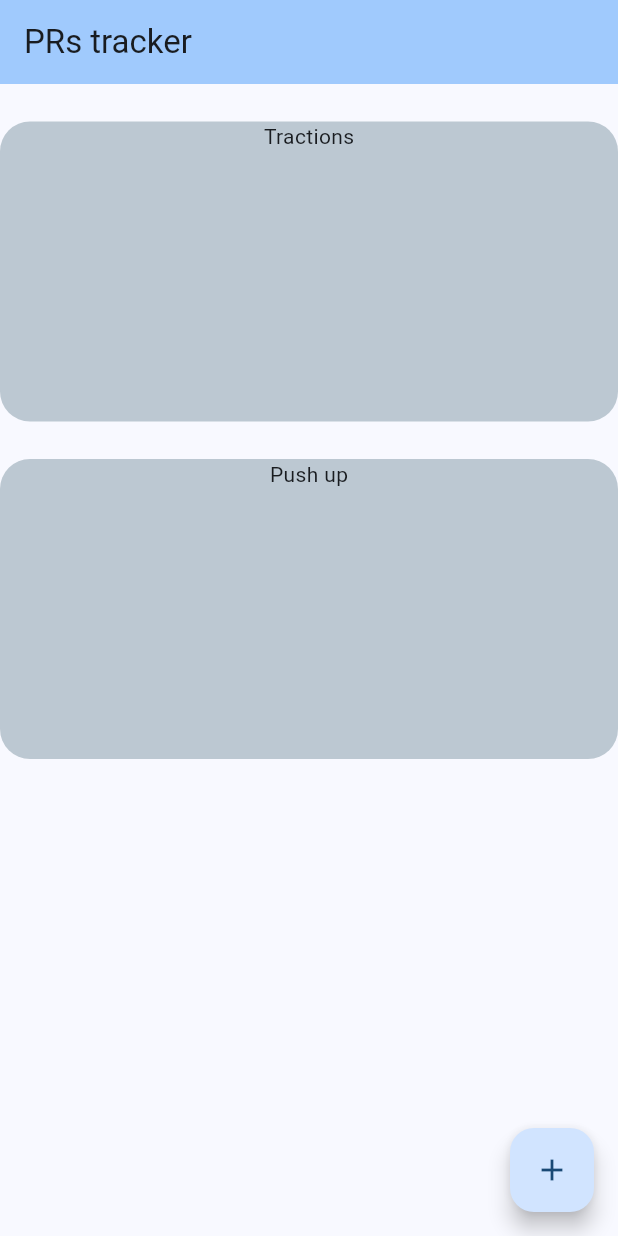
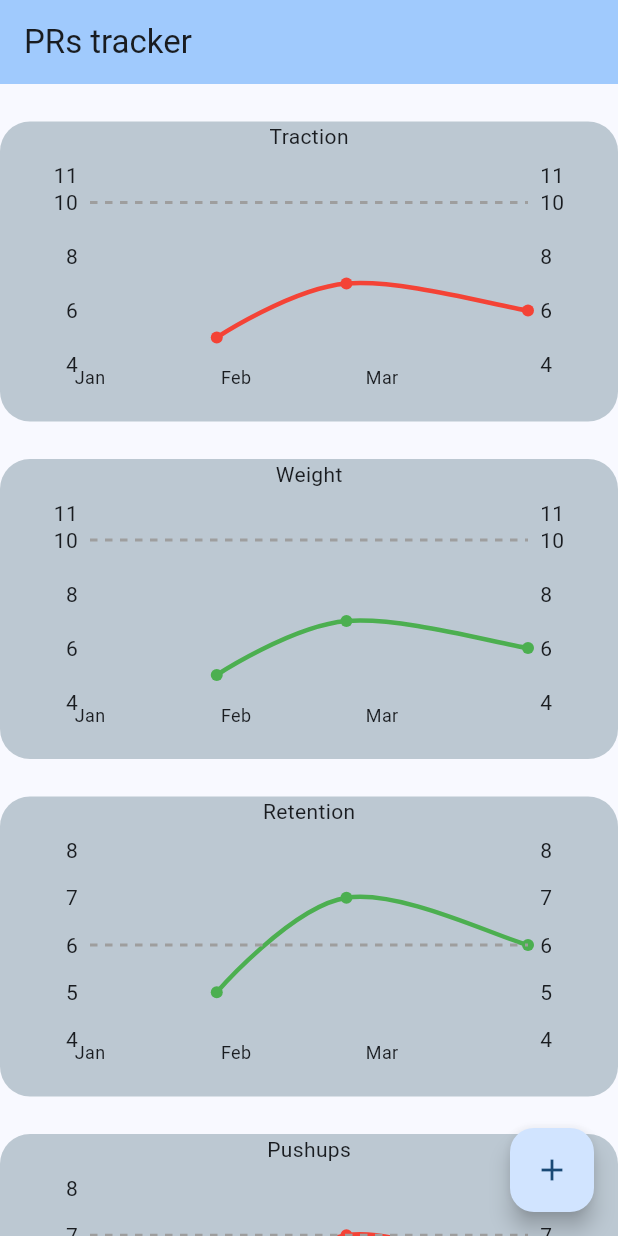
Before and after one commit to simbarras/pr_tracker, a Flutter app: the screen it shows after launch, on a phone screen of 412 x 824 dp. Run offline on Flutter 3.47's test engine with Material 3 defaults, Android fonts, the phone set to English and light mode, and no system bars; drawn by our look-alikes of fl_chart.

Commit message:
Add graphs

```diff
--- a/lib/models/pr_model.dart
+++ b/lib/models/pr_model.dart
@@ -1,35 +1,74 @@
+import 'package:fl_chart/fl_chart.dart';
 import 'package:pr_tracker/models/record_model.dart';
 
+enum GoalType {
+  maximize,
+  minimize
+}
 class PrModel {
   String name;
-  List<RecordModel> goals;
+  double goal;
+  GoalType goalType;
   List<RecordModel> tries;
 
   // Contructor
   PrModel({
     required this.name,
-    required this.goals,
-    required this.tries
+    required this.goal,
+    required this.tries,
+    this.goalType = GoalType.maximize
   });
+
+  double maxY() {
+    double maxTries = tries.map((e) => e.value).reduce((value, element) => value > element ? value : element);
+    return maxTries > goal ? maxTries : goal;
+  }
+
+  double minY() {
+    double minTries = tries.map((e) => e.value).reduce((value, element) => value < element ? value : element);
+    return minTries < goal ? minTries : goal;
+  }
+
+  bool isGoalMet() {
+    if (goalType == GoalType.minimize) {
+      return tries.last.value <= goal;
+    }
+    return tries.last.value >= goal;
+  }
+
+  List<FlSpot> getTries(int monthsPrecision) {
+    List<FlSpot> results = [];
+    DateTime baseMonth = DateTime(DateTime.now().year, DateTime.now().month - (monthsPrecision-1));
+    double scale = (DateTime.now().millisecondsSinceEpoch - baseMonth.millisecondsSinceEpoch ) / monthsPrecision;
+    for (int i = 0; i < tries.length; i++) {
+      double index = 0;
+      if (tries[i].date.isAfter(baseMonth)) {
+        index = (tries[i].date.millisecondsSinceEpoch - baseMonth.millisecondsSinceEpoch) / scale;
+      }
+      results.add(FlSpot(index, tries[i].value.toDouble()));
+    }
+    return results;
+  }
 
   static List<PrModel> getPrs() {
     List<PrModel> results = [];
 
-    List<RecordModel> tractionGoals = [RecordModel(date: DateTime.now(), type: RecordType.goal, value: 10)];
     List<RecordModel> tractionTries = [];
+    DateTime today = DateTime.now();
+    DateTime yesterday = today.subtract(Duration(days: 35));
     tractionTries.add(
-      RecordModel(date: DateTime.now(), type: RecordType.pr, value: 6)
+      RecordModel(date: today.subtract(Duration(days: 60)), type: RecordType.pr, value: 5)
     );
     tractionTries.add(
-      RecordModel(date: DateTime.now(), type: RecordType.pr, value: 7)
+      RecordModel(date: yesterday, type: RecordType.pr, value: 7)
     );
-
-    results.add(
-      PrModel(name: "Tractions", goals: tractionGoals, tries: tractionTries)
-    );results.add(
-      PrModel(name: "Push up", goals: tractionGoals, tries: tractionTries)
+    tractionTries.add(
+      RecordModel(date: today, type: RecordType.pr, value: 6)
     );
-
+    results.add(PrModel(name: 'Traction', goal: 10, tries: tractionTries));
+    results.add(PrModel(name: 'Weight', goal: 10, tries: tractionTries, goalType: GoalType.minimize));
+    results.add(PrModel(name: 'Retention', goal: 6, tries: tractionTries));
+    results.add(PrModel(name: 'Pushups', goal: 7, tries: tractionTries));
     return results;
   }
 }
--- a/lib/pages/home.dart
+++ b/lib/pages/home.dart
@@ -1,5 +1,6 @@
 import 'package:flutter/material.dart';
 import 'package:pr_tracker/models/pr_model.dart';
+import 'package:pr_tracker/widgets/linechart_pr.dart';
 
 class HomePage extends StatefulWidget {
   const HomePage({super.key});
@@ -38,7 +39,9 @@ class _HomePageState extends State<HomePage> {
               ),
               child: Column(
                 children: [
-                  Text(prs[index].name)
+                  Text(prs[index].name),
+                  // Linechart
+                  LineChartPrWidget(pr: prs[index])
                 ],
               ),
             );
--- /dev/null
+++ b/lib/widgets/linechart_pr.dart
@@ -0,0 +1,88 @@
+import 'package:flutter/material.dart';
+import 'package:fl_chart/fl_chart.dart';
+import 'package:pr_tracker/models/pr_model.dart';
+import 'package:intl/intl.dart';
+
+class LineChartPrWidget extends StatelessWidget {
+  final PrModel pr;
+
+  const LineChartPrWidget({super.key, required this.pr});
+
+  List<DateTime> getLastXMonths(int x) {
+    final now = DateTime.now();
+    return List.generate(x, (i) {
+      final date = DateTime(now.year, now.month - (x - 1) + i);
+      return DateTime(date.year, date.month); // normalize to 1st of month
+    });
+  }
+
+  @override
+  Widget build(BuildContext context) {
+    final monthsDelay = 3;
+    final months = getLastXMonths(monthsDelay);
+
+    return SizedBox(
+      height: 180,
+      child: Padding(
+        padding: const EdgeInsets.all(16.0),
+        child: LineChart(
+          LineChartData(
+            maxY: pr.maxY() + 1,
+            minY: pr.minY() - 1,
+            maxX: monthsDelay.toDouble(),
+            minX: 0,
+            gridData: FlGridData(show: false), // Show grid lines
+            titlesData: FlTitlesData(
+              bottomTitles: AxisTitles(
+                sideTitles: SideTitles(
+                  showTitles: true,
+                  interval: 1,
+                  getTitlesWidget: (value, meta) {
+                    final index = value.toInt();
+                    if (index >= 0 && index < months.length) {
+                      return Text(
+                        DateFormat('MMM').format(months[index]), // e.g., Jan
+                        style: TextStyle(fontSize: 12),
+                      );
+                    }
+                    return Text('');
+                  },
+                ),
+              ),
+              topTitles: AxisTitles(sideTitles: SideTitles(showTitles: false)),
+            ),
+            borderData: FlBorderData(show: false),
+            lineBarsData: [
+              LineChartBarData(
+                spots: pr.getTries(monthsDelay),
+                isCurved: true, // Smooth the line
+                color: pr.isGoalMet() ? Colors.green : Colors.red,
+                barWidth: 3,
+                belowBarData: BarAreaData(show: false),
+                dotData: FlDotData(show: true), // Show dots on points
+              ),
+            ],
+            extraLinesData: ExtraLinesData(
+              horizontalLines: [
+                HorizontalLine(
+                  y: pr.goal,
+                  color: Colors.grey,
+                  strokeWidth: 2,
+                  dashArray: [5, 5],
+                  label: HorizontalLineLabel(
+                    show: true,
+                    labelResolver: (_) => 'Target',
+                    style: TextStyle(
+                      color: Colors.grey,
+                      fontWeight: FontWeight.bold,
+                    ),
+                  ),
+                ),
+              ],
+            ),
+          ),
+        ),
+      ),
+    );
+  }
+}
--- a/pubspec.yaml
+++ b/pubspec.yaml
@@ -30,6 +30,8 @@ environment:
 dependencies:
   flutter:
     sdk: flutter
+  fl_chart: ^0.70.2
+  intl: ^0.18.0
 
   # The following adds the Cupertino Icons font to your application.
   # Use with the CupertinoIcons class for iOS style icons.
```
Also changed, not shown: pubspec.lock.
